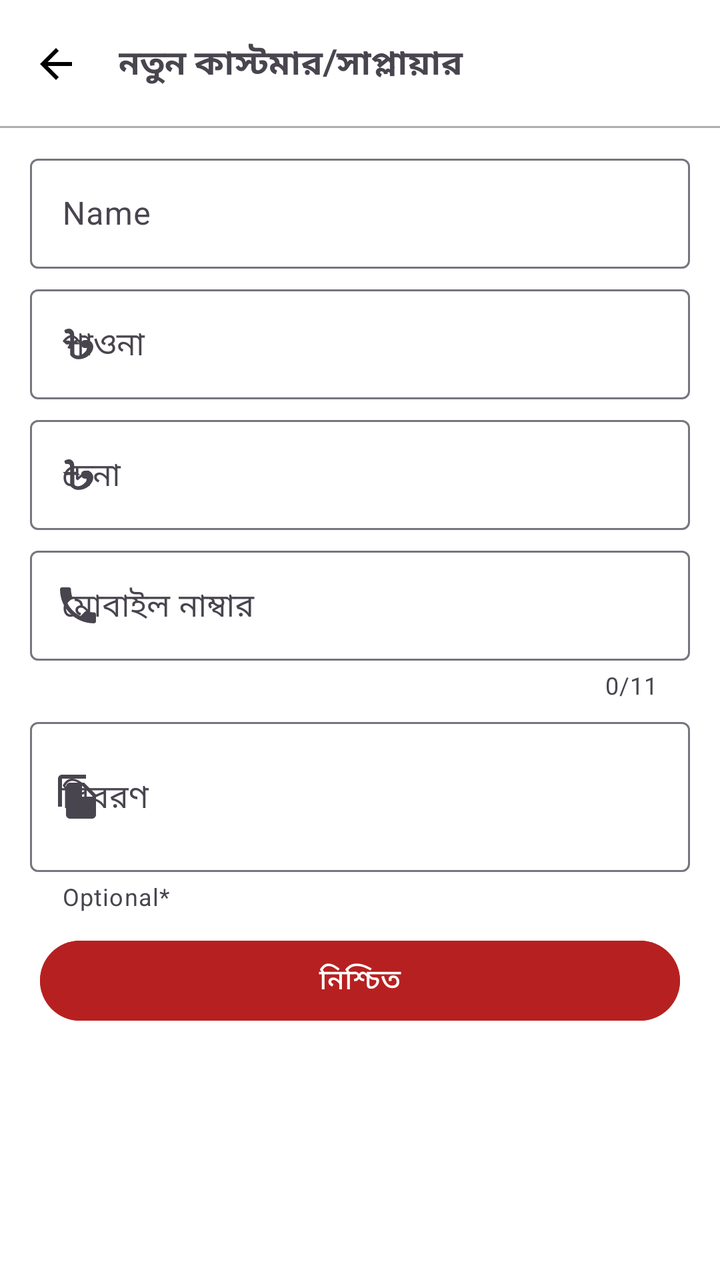
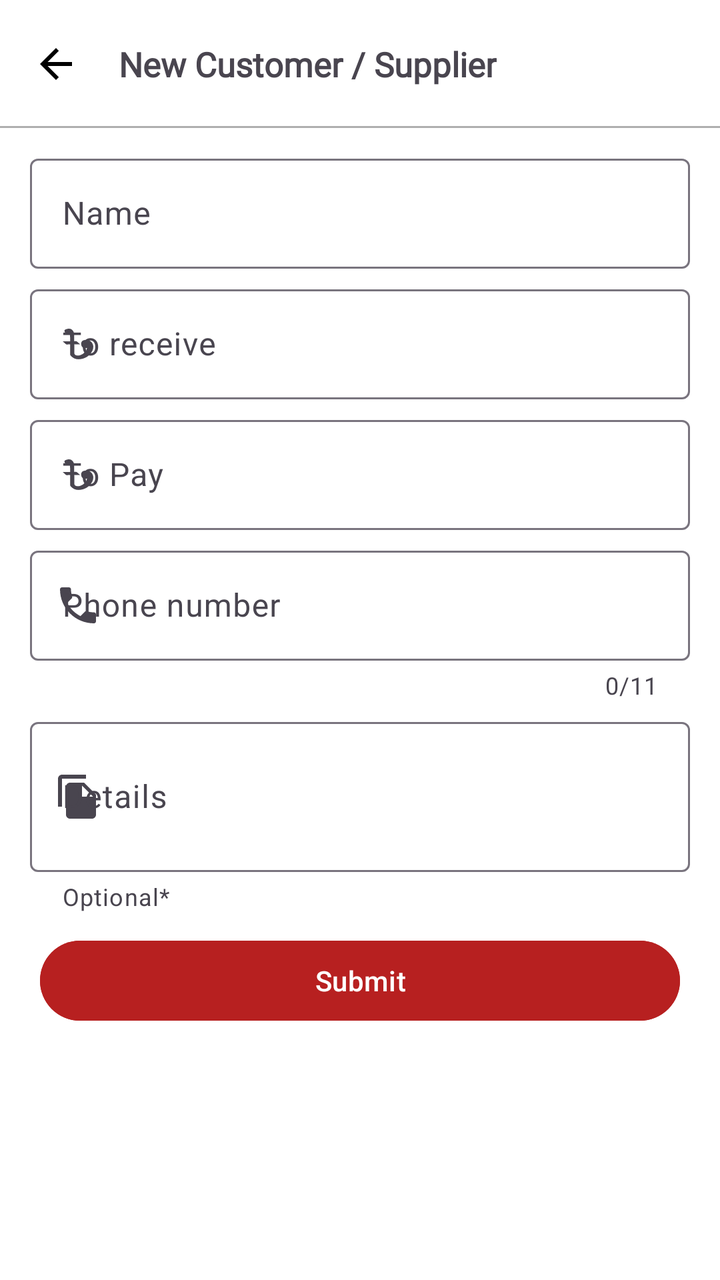

An Android layout rendered at two revisions. The XML below is the earlier revision; the diff shows what the commit changed to produce the second picture.
<!-- AndroidManifest.xml: application theme Theme.HisabKorun -->
<!-- res/layout/activity_main.xml -->
<?xml version="1.0" encoding="utf-8"?>
<RelativeLayout xmlns:android="http://schemas.android.com/apk/res/android"
    xmlns:app="http://schemas.android.com/apk/res-auto"
    xmlns:tools="http://schemas.android.com/tools"
    android:id="@+id/main"
    android:layout_width="match_parent"
    android:layout_height="match_parent"
    tools:context=".MainActivity"
    android:background="#fff">


    <androidx.appcompat.widget.Toolbar
        android:id="@+id/toolbar_main"
        android:layout_width="match_parent"
        android:layout_height="?attr/actionBarSize"
        app:navigationIcon="@drawable/baseline_arrow_back_24"
        android:background="@drawable/bottom_shade"
        app:title=" "



        >
        <TextView
            android:id="@+id/txt_main"
            android:layout_width="wrap_content"
            android:layout_height="wrap_content"
            android:translationX="-10dp"
            android:textSize="17dp"
            android:fontFamily="@font/kalpurush"
            android:textStyle="bold"
            android:text="নতুন কাস্টমার/সাপ্লায়ার  "/>

    </androidx.appcompat.widget.Toolbar>

    <com.google.android.material.textfield.TextInputLayout
        android:id="@+id/edName1H"
        style="@style/Widget.Material3.TextInputLayout.OutlinedBox"
        android:layout_width="match_parent"
        android:layout_below="@+id/toolbar_main"
        android:hint="Name"
        android:layout_marginHorizontal="15dp"
        android:layout_marginTop="10dp"
        android:layout_height="wrap_content">
        <com.google.android.material.textfield.TextInputEditText
            android:id="@+id/edName1"
            android:layout_width="match_parent"
            android:layout_height="55dp"
            />
    </com.google.android.material.textfield.TextInputLayout>

    <com.google.android.material.textfield.TextInputLayout
        android:id="@+id/edMoneyPaona1H"
        style="@style/Widget.Material3.TextInputLayout.OutlinedBox"
        android:layout_width="match_parent"
        android:layout_height="wrap_content"
        app:startIconDrawable="@drawable/tk"
        android:layout_marginHorizontal="15dp"
        android:layout_below="@+id/edName1H"
        android:layout_marginTop="5dp"
        android:hint="পাওনা ">
        <com.google.android.material.textfield.TextInputEditText
            android:id="@+id/edMoneyPaona1"
            android:layout_width="match_parent"
            android:layout_height="55dp"
            android:inputType="number"
               />

    </com.google.android.material.textfield.TextInputLayout>




    <com.google.android.material.textfield.TextInputLayout
        android:id="@+id/edMoneyDena1H"
        style="@style/Widget.Material3.TextInputLayout.OutlinedBox"
        android:layout_width="match_parent"
        android:layout_height="wrap_content"
        app:startIconDrawable="@drawable/tk"
        android:layout_marginHorizontal="15dp"
        android:layout_below="@+id/edMoneyPaona1H"
        android:layout_marginTop="5dp"
        android:hint="দেনা  ">
        <com.google.android.material.textfield.TextInputEditText
            android:id="@+id/edMoneyDena1"
            android:layout_width="match_parent"
            android:layout_height="55dp"
            android:inputType="number"
            />

    </com.google.android.material.textfield.TextInputLayout>


    <com.google.android.material.textfield.TextInputLayout
        android:id="@+id/edMobile1H"
        style="@style/Widget.Material3.TextInputLayout.OutlinedBox"
        android:layout_width="match_parent"
        android:layout_height="wrap_content"
        app:startIconDrawable="@drawable/baseline_local_phone_24"
        android:layout_marginHorizontal="15dp"
        android:layout_below="@+id/edMoneyDena1H"
        android:layout_marginTop="5dp"
        app:prefixText="+88"
        app:counterEnabled="true"
        app:counterMaxLength="11"

        app:helperTextTextColor="#C50000"
        android:hint="মোবাইল নাম্বার ">
        <com.google.android.material.textfield.TextInputEditText
            android:id="@+id/edMobile1"
            android:layout_width="match_parent"
            android:layout_height="55dp"
            android:inputType="number"

            />

    </com.google.android.material.textfield.TextInputLayout>

    

    <com.google.android.material.textfield.TextInputLayout
        android:id="@+id/details_edit_mainH"
        style="@style/Widget.Material3.TextInputLayout.OutlinedBox"
        android:layout_width="match_parent"
        android:layout_height="wrap_content"
        app:startIconDrawable="@drawable/baseline_details_24"
        android:layout_marginHorizontal="15dp"
        android:layout_below="@+id/edMobile1H"
        android:layout_marginTop="5dp"
        app:helperText="Optional*"
        android:hint="বিবরণ">
        <com.google.android.material.textfield.TextInputEditText
            android:id="@+id/details_edit_main"
            android:layout_width="match_parent"
            android:layout_height="75dp"

            />

    </com.google.android.material.textfield.TextInputLayout>





    <Button

        android:id="@+id/btn1"
        android:layout_width="match_parent"
        android:layout_height="wrap_content"
        android:text="নিশ্চিত"
        android:layout_marginHorizontal="20dp"
        android:backgroundTint="@color/theme"
        android:layout_below="@id/details_edit_mainH"
        android:layout_marginBottom="30dp"
        android:layout_marginTop="10dp"
        />









</RelativeLayout>
<!-- resources referenced by this layout -->
<resources>
  <color name="theme">#B72020</color>
  <!-- drawable baseline_arrow_back_24 (drawable) -->
  <vector xmlns:android="http://schemas.android.com/apk/res/android" android:autoMirrored="true" android:height="24dp" android:tint="#000000" android:viewportHeight="24" android:viewportWidth="24" android:width="24dp">
        
      <path android:fillColor="@android:color/white" android:pathData="M20,11H7.83l5.59,-5.59L12,4l-8,8 8,8 1.41,-1.41L7.83,13H20v-2z"/>
      
  </vector>
  <!-- drawable baseline_details_24 (drawable) -->
  <vector xmlns:android="http://schemas.android.com/apk/res/android" android:height="24dp" android:tint="#000000" android:viewportHeight="24" android:viewportWidth="24" android:width="24dp">
        
      <path android:fillColor="@android:color/white" android:pathData="M16,1L4,1c-1.1,0 -2,0.9 -2,2v14h2L4,3h12L16,1zM15,5l6,6v10c0,1.1 -0.9,2 -2,2L7.99,23C6.89,23 6,22.1 6,21l0.01,-14c0,-1.1 0.89,-2 1.99,-2h7zM14,12h5.5L14,6.5L14,12z"/>
      
  </vector>
  <!-- drawable baseline_local_phone_24 (drawable) -->
  <vector xmlns:android="http://schemas.android.com/apk/res/android" android:height="24dp" android:tint="#000000" android:viewportHeight="24" android:viewportWidth="24" android:width="24dp">
        
      <path android:fillColor="@android:color/white" android:pathData="M6.62,10.79c1.44,2.83 3.76,5.14 6.59,6.59l2.2,-2.2c0.27,-0.27 0.67,-0.36 1.02,-0.24 1.12,0.37 2.33,0.57 3.57,0.57 0.55,0 1,0.45 1,1V20c0,0.55 -0.45,1 -1,1 -9.39,0 -17,-7.61 -17,-17 0,-0.55 0.45,-1 1,-1h3.5c0.55,0 1,0.45 1,1 0,1.25 0.2,2.45 0.57,3.57 0.11,0.35 0.03,0.74 -0.25,1.02l-2.2,2.2z"/>
      
  </vector>
  <!-- drawable bottom_shade (drawable) -->
  <?xml version="1.0" encoding="utf-8"?>
  <layer-list xmlns:android="http://schemas.android.com/apk/res/android" >
  
  
      <item>
          <shape android:shape="rectangle" >
              <solid android:color="#612F2D2D" />
              <corners android:radius="0dp" />
          </shape>
      </item>
  
  
      <item
          android:bottom="1dp"
          android:left="0dp"
          android:right="0dp"
          android:top="0dp">
  
  
          <shape android:shape="rectangle" >
              <solid android:color="#FFFFFF" />
              <corners android:radius="0dp" />
          </shape>
  
          <shape android:shape="rectangle"  >
               <corners android:radius="20dip" />
               <stroke android:width="0dip"
                   android:color="#10000000" />
  
  
           </shape>
  
  
      </item>
  
  </layer-list>
  <!-- drawable tk: vector/xml drawable (drawable, 2925 chars, omitted) -->
  <style name="Theme.HisabKorun" parent="Base.Theme.HisabKorun" />
  <style name="Base.Theme.HisabKorun" parent="Theme.Material3.Light.NoActionBar">
          <item name="android:statusBarColor" tools:targetApi="l">#FFFFFF</item>
          <item name="android:windowLightStatusBar" tools:ignore="NewApi">true</item>
  
      </style>
</resources>

<!-- the commit's change to res/layout/activity_main.xml (unified diff, before → after) -->
@@ -28,7 +28,7 @@
             android:textSize="17dp"
             android:fontFamily="@font/kalpurush"
             android:textStyle="bold"
-            android:text="নতুন কাস্টমার/সাপ্লায়ার  "/>
+            android:text="New Customer / Supplier"/>
 
     </androidx.appcompat.widget.Toolbar>
 
@@ -57,7 +57,7 @@
         android:layout_marginHorizontal="15dp"
         android:layout_below="@+id/edName1H"
         android:layout_marginTop="5dp"
-        android:hint="পাওনা ">
+        android:hint="To receive">
         <com.google.android.material.textfield.TextInputEditText
             android:id="@+id/edMoneyPaona1"
             android:layout_width="match_parent"
@@ -79,7 +79,7 @@
         android:layout_marginHorizontal="15dp"
         android:layout_below="@+id/edMoneyPaona1H"
         android:layout_marginTop="5dp"
-        android:hint="দেনা  ">
+        android:hint="To Pay  ">
         <com.google.android.material.textfield.TextInputEditText
             android:id="@+id/edMoneyDena1"
             android:layout_width="match_parent"
@@ -104,7 +104,7 @@
         app:counterMaxLength="11"
 
         app:helperTextTextColor="#C50000"
-        android:hint="মোবাইল নাম্বার ">
+        android:hint="Phone number">
         <com.google.android.material.textfield.TextInputEditText
             android:id="@+id/edMobile1"
             android:layout_width="match_parent"
@@ -127,7 +127,7 @@
         android:layout_below="@+id/edMobile1H"
         android:layout_marginTop="5dp"
         app:helperText="Optional*"
-        android:hint="বিবরণ">
+        android:hint="Details">
         <com.google.android.material.textfield.TextInputEditText
             android:id="@+id/details_edit_main"
             android:layout_width="match_parent"
@@ -146,7 +146,7 @@
         android:id="@+id/btn1"
         android:layout_width="match_parent"
         android:layout_height="wrap_content"
-        android:text="নিশ্চিত"
+        android:text="Submit"
         android:layout_marginHorizontal="20dp"
         android:backgroundTint="@color/theme"
         android:layout_below="@id/details_edit_mainH"
